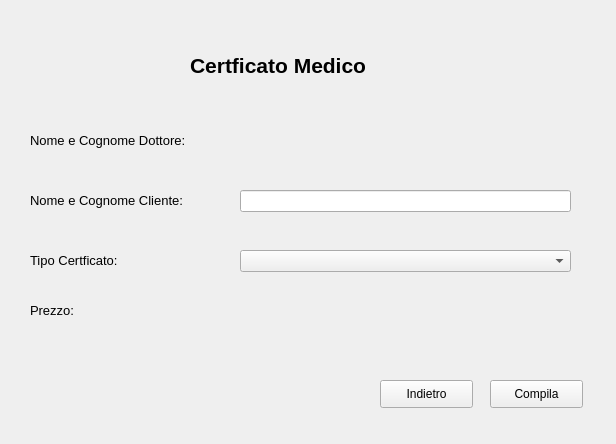
Old version of the form GUI/Compila Certificato Medico.ui in the repository S1098357/ClinicaAlpha.
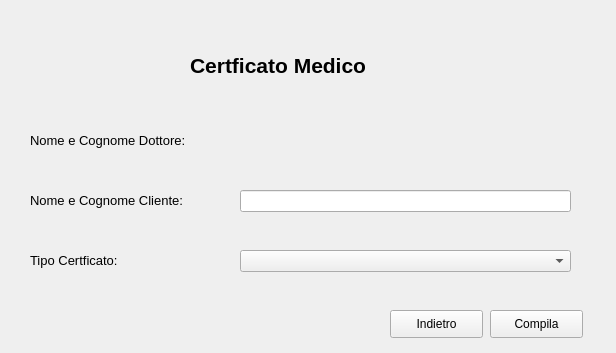
New version of the form.

Diff of the .ui file:
```diff
--- a/GUI/Compila Certificato Medico.ui
+++ b/GUI/Compila Certificato Medico.ui
@@ -7,7 +7,7 @@
     <x>0</x>
     <y>0</y>
     <width>616</width>
-    <height>444</height>
+    <height>353</height>
    </rect>
   </property>
   <property name="windowTitle">
@@ -67,24 +67,6 @@
     <string>Tipo Certficato:</string>
    </property>
   </widget>
-  <widget class="QLabel" name="label_4">
-   <property name="geometry">
-    <rect>
-     <x>30</x>
-     <y>300</y>
-     <width>121</width>
-     <height>21</height>
-    </rect>
-   </property>
-   <property name="font">
-    <font>
-     <pointsize>10</pointsize>
-    </font>
-   </property>
-   <property name="text">
-    <string>Prezzo:</string>
-   </property>
-  </widget>
   <widget class="QLabel" name="label_5">
    <property name="geometry">
     <rect>
@@ -122,7 +104,7 @@
    <property name="geometry">
     <rect>
      <x>490</x>
-     <y>380</y>
+     <y>310</y>
      <width>93</width>
      <height>28</height>
     </rect>
@@ -134,8 +116,8 @@
   <widget class="QPushButton" name="pushButton_2">
    <property name="geometry">
     <rect>
-     <x>380</x>
-     <y>380</y>
+     <x>390</x>
+     <y>310</y>
      <width>93</width>
      <height>28</height>
     </rect>
@@ -144,24 +126,6 @@
     <string>Indietro</string>
    </property>
   </widget>
-  <widget class="QLabel" name="label_6">
-   <property name="geometry">
-    <rect>
-     <x>240</x>
-     <y>310</y>
-     <width>331</width>
-     <height>16</height>
-    </rect>
-   </property>
-   <property name="font">
-    <font>
-     <pointsize>10</pointsize>
-    </font>
-   </property>
-   <property name="text">
-    <string/>
-   </property>
-  </widget>
   <widget class="QLabel" name="label_7">
    <property name="geometry">
     <rect>
```
